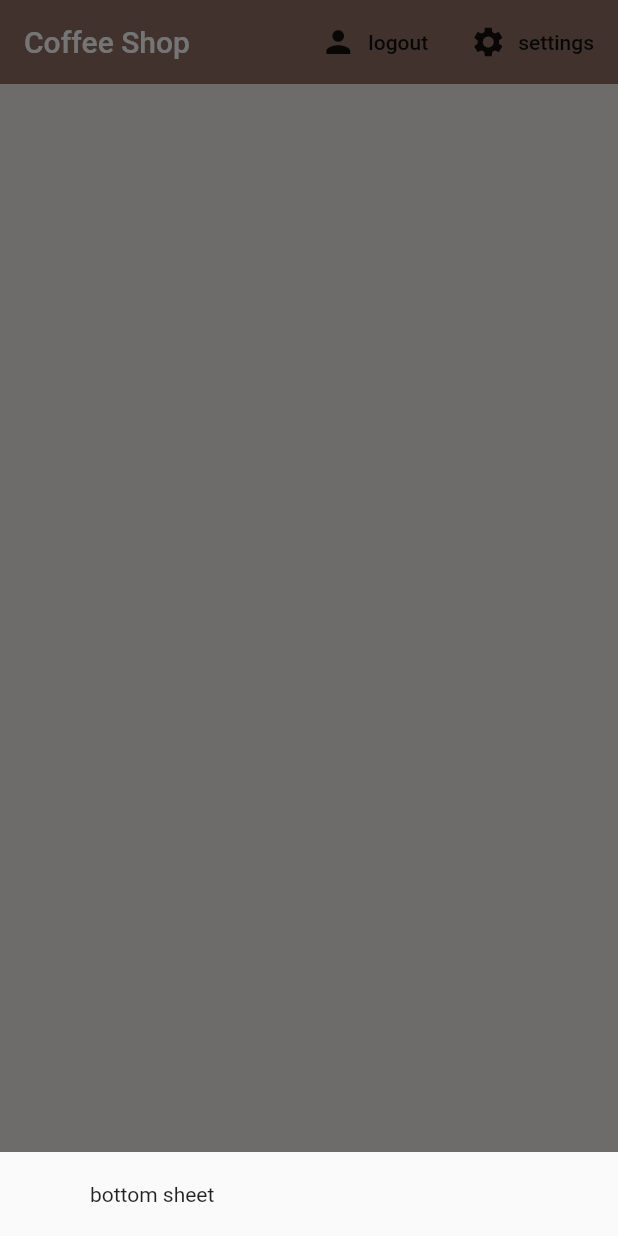
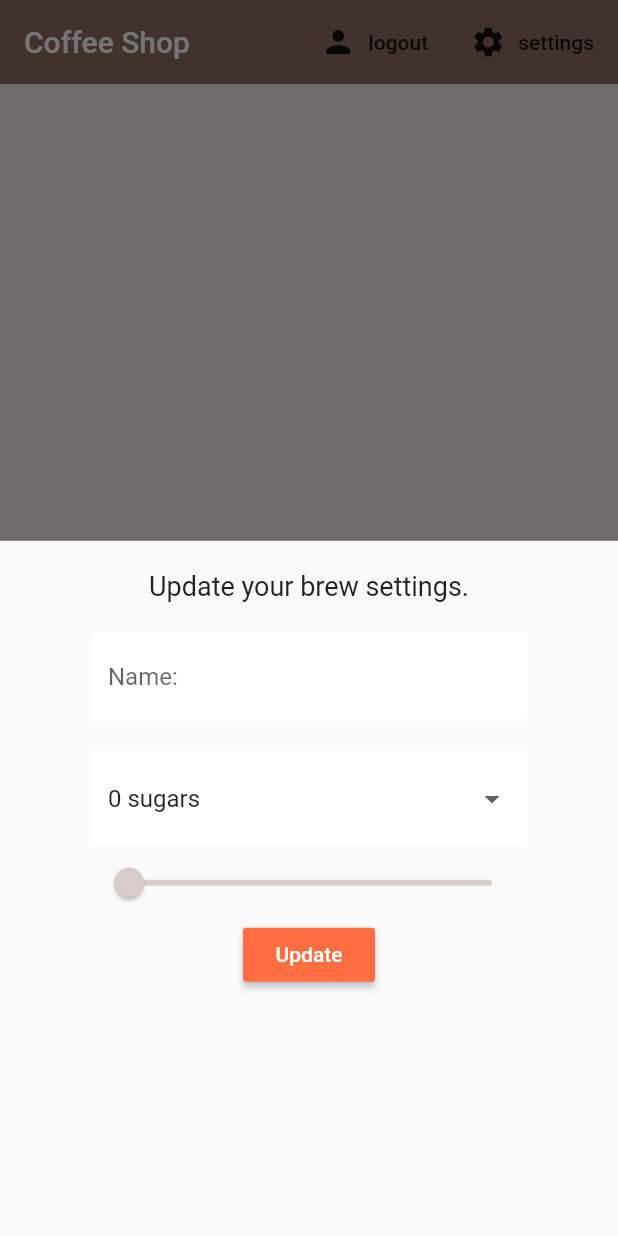
Before and after one commit to emineinan/Flutter-Firebase, a Flutter app: the screen it shows once a user with an empty profile is signed in, after a tap on "settings", on a phone screen of 412 x 824 dp. Run offline on Flutter 3.47's test engine with Material 2 defaults, Android fonts, the phone set to English and light mode, and no system bars; our stand-ins replace cloud_firestore, firebase_auth, flutter_spinkit; accounts and stored records are empty.

Commit message:
settings form is added.

```diff
--- a/coffee_shop/lib/screens/home/home.dart
+++ b/coffee_shop/lib/screens/home/home.dart
@@ -1,5 +1,6 @@
 import 'package:coffee_shop/models/brew.dart';
 import 'package:coffee_shop/screens/home/brew_list.dart';
+import 'package:coffee_shop/screens/home/settings_form.dart';
 import 'package:coffee_shop/services/auth.dart';
 import 'package:flutter/material.dart';
 import 'package:coffee_shop/services/database.dart';
@@ -16,7 +17,7 @@ class Home extends StatelessWidget {
           builder: (context) {
             return Container(
               padding: EdgeInsets.symmetric(vertical: 20.0, horizontal: 60.0),
-              child: Text('bottom sheet'),
+              child: SettingForm(),
             );
           });
     }
--- /dev/null
+++ b/coffee_shop/lib/screens/home/settings_form.dart
@@ -0,0 +1,73 @@
+import 'package:coffee_shop/shared/constants.dart';
+import 'package:flutter/material.dart';
+
+class SettingForm extends StatefulWidget {
+  @override
+  _SettingFormState createState() => _SettingFormState();
+}
+
+class _SettingFormState extends State<SettingForm> {
+  final _formKey = GlobalKey<FormState>();
+  final List<String> sugars = ["0", "1", "2", "3", "4"];
+
+  //form values
+  String _currentName;
+  String _currentSugars;
+  int _currentStrength;
+
+  @override
+  Widget build(BuildContext context) {
+    return Form(
+      key: _formKey,
+      child: Column(
+        children: <Widget>[
+          Text(
+            "Update your brew settings.",
+            style: TextStyle(fontSize: 18.0),
+          ),
+          SizedBox(height: 20.0),
+          TextFormField(
+            decoration: textInputDecoration.copyWith(hintText: "Name:"),
+            validator: (value) => value.isEmpty ? "Please enter a name" : null,
+            onChanged: (value) => setState(() => _currentName = value),
+          ),
+          SizedBox(height: 20.0),
+          //dropdown
+
+          DropdownButtonFormField(
+            decoration: textInputDecoration,
+            value: _currentSugars ?? "0",
+            items: sugars.map((sugar) {
+              return DropdownMenuItem(
+                value: sugar,
+                child: Text("$sugar sugars"),
+              );
+            }).toList(),
+            onChanged: (value) => setState(() => _currentSugars = value),
+          ),
+          //slider
+          Slider(
+              value: (_currentStrength ?? 100).toDouble(),
+              activeColor: Colors.brown[_currentStrength ?? 100],
+              inactiveColor: Colors.brown[_currentStrength ?? 100],
+              min: 100.0,
+              max: 900.0,
+              divisions: 8,
+              onChanged: (value) =>
+                  setState(() => _currentStrength = value.round())),
+          RaisedButton(
+              color: Colors.deepOrangeAccent,
+              child: Text(
+                "Update",
+                style: TextStyle(color: Colors.white),
+              ),
+              onPressed: () async {
+                print(_currentName);
+                print(_currentSugars);
+                print(_currentStrength);
+              }),
+        ],
+      ),
+    );
+  }
+}
```
